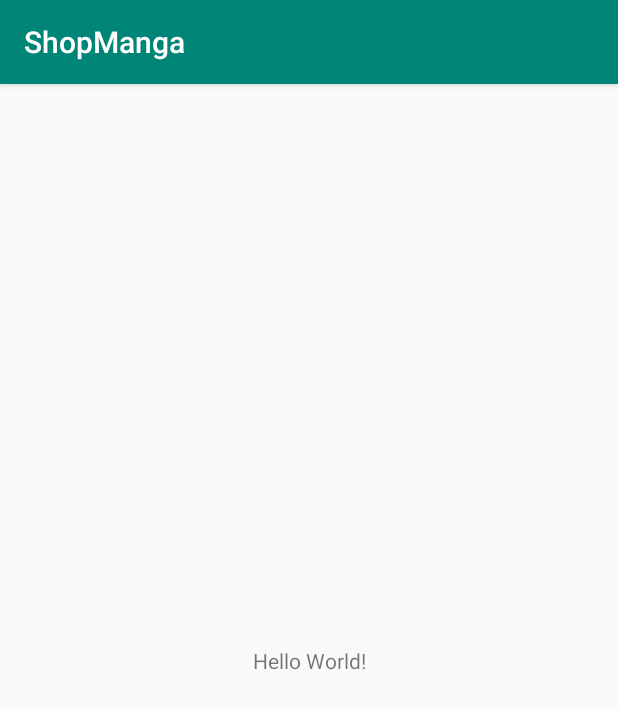
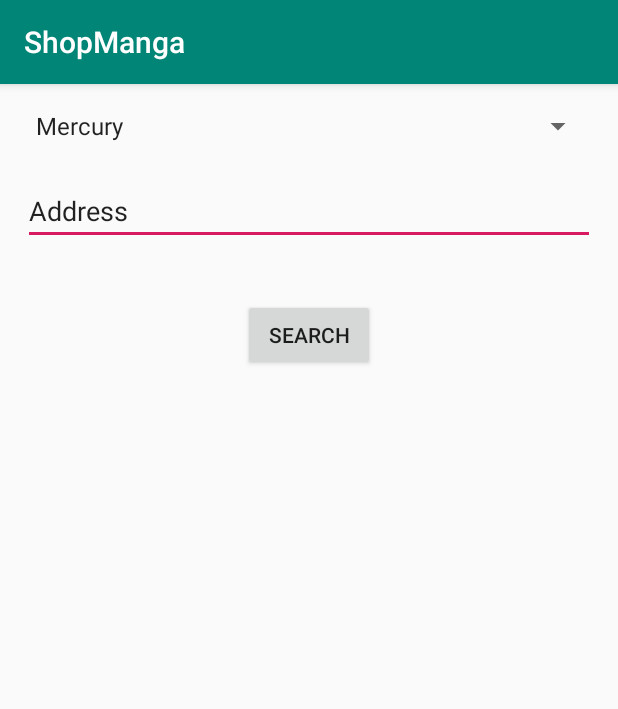
Before and after one commit to ayoublaw/ShopManga, an Android app: the screen it shows after launch (MainActivity), on a phone screen of 412 x 824 dp. Shown: the top 709 px of the screen. Run offline under Robolectric (Android 15) with nearby library versions, the phone set to English and light mode, and no system bars.

Commit message:
Search view

```diff
--- a/app/src/main/AndroidManifest.xml
+++ b/app/src/main/AndroidManifest.xml
@@ -9,6 +9,7 @@
         android:roundIcon="@mipmap/ic_launcher_round"
         android:supportsRtl="true"
         android:theme="@style/AppTheme">
+        <activity android:name=".Search_Activity"></activity>
         <activity android:name=".MainActivity">
             <intent-filter>
                 <action android:name="android.intent.action.MAIN" />
--- a/app/src/main/java/com/android/shopmanga/MainActivity.java
+++ b/app/src/main/java/com/android/shopmanga/MainActivity.java
@@ -2,6 +2,8 @@ package com.android.shopmanga;
 
 import android.support.v7.app.AppCompatActivity;
 import android.os.Bundle;
+import android.widget.ArrayAdapter;
+import android.widget.Spinner;
 
 public class MainActivity extends AppCompatActivity {
 
@@ -9,5 +11,10 @@ public class MainActivity extends AppCompatActivity {
     protected void onCreate(Bundle savedInstanceState) {
         super.onCreate(savedInstanceState);
         setContentView(R.layout.activity_main);
+        Spinner spinner = (Spinner) findViewById(R.id.spinner);
+        ArrayAdapter<CharSequence> adapter = ArrayAdapter.createFromResource(this,
+                R.array.Spinner_List, android.R.layout.simple_spinner_item);
+        adapter.setDropDownViewResource(android.R.layout.simple_spinner_dropdown_item);
+        spinner.setAdapter(adapter);
     }
 }
--- a/app/src/main/res/layout/activity_main.xml
+++ b/app/src/main/res/layout/activity_main.xml
@@ -6,13 +6,45 @@
     android:layout_height="match_parent"
     tools:context=".MainActivity">
 
-    <TextView
+    <Spinner
+        android:id="@+id/spinner"
+        android:layout_width="380dp"
+        android:layout_height="24dp"
+        android:layout_marginStart="16dp"
+        android:layout_marginLeft="16dp"
+        android:layout_marginTop="16dp"
+        android:layout_marginEnd="16dp"
+        android:layout_marginRight="16dp"
+        android:spinnerMode="dialog"
+        app:layout_constraintEnd_toEndOf="parent"
+        app:layout_constraintStart_toStartOf="parent"
+        app:layout_constraintTop_toTopOf="parent" />
+
+    <AutoCompleteTextView
+        android:id="@+id/autoCompleteTextView"
+        android:layout_width="381dp"
+        android:layout_height="43dp"
+        android:layout_marginStart="16dp"
+        android:layout_marginLeft="16dp"
+        android:layout_marginTop="24dp"
+        android:layout_marginEnd="16dp"
+        android:layout_marginRight="16dp"
+        android:text="@string/Address_Search"
+        app:layout_constraintEnd_toEndOf="parent"
+        app:layout_constraintStart_toStartOf="parent"
+        app:layout_constraintTop_toBottomOf="@+id/spinner" />
+
+    <Button
+        android:id="@+id/button"
         android:layout_width="wrap_content"
         android:layout_height="wrap_content"
-        android:text="Hello World!"
-        app:layout_constraintBottom_toBottomOf="parent"
-        app:layout_constraintLeft_toLeftOf="parent"
-        app:layout_constraintRight_toRightOf="parent"
-        app:layout_constraintTop_toTopOf="parent" />
-
+        android:layout_marginStart="8dp"
+        android:layout_marginLeft="8dp"
+        android:layout_marginTop="36dp"
+        android:layout_marginEnd="8dp"
+        android:layout_marginRight="8dp"
+        android:text="@string/Search_Button"
+        app:layout_constraintEnd_toEndOf="parent"
+        app:layout_constraintStart_toStartOf="parent"
+        app:layout_constraintTop_toBottomOf="@+id/autoCompleteTextView" />
 </android.support.constraint.ConstraintLayout>
--- /dev/null
+++ b/app/src/main/res/values/SpinnerList.xml
@@ -0,0 +1,13 @@
+<?xml version="1.0" encoding="utf-8"?>
+<resources>
+    <string-array name="Spinner_List">
+        <item>Mercury</item>
+        <item>Venus</item>
+        <item>Earth</item>
+        <item>Mars</item>
+        <item>Jupiter</item>
+        <item>Saturn</item>
+        <item>Uranus</item>
+        <item>Neptune</item>
+    </string-array>
+</resources>
--- a/app/src/main/res/values/strings.xml
+++ b/app/src/main/res/values/strings.xml
@@ -1,3 +1,5 @@
 <resources>
     <string name="app_name">ShopManga</string>
+    <string name="Search_Button">Search</string>
+    <string name="Address_Search">Address</string>
 </resources>
```
